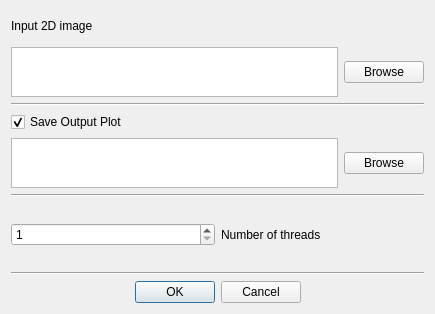
This is src/QT/newdialog.ui in phcerdan/FFTRadialIntensity as Qt 5 draws it before an edit. The edited form follows.
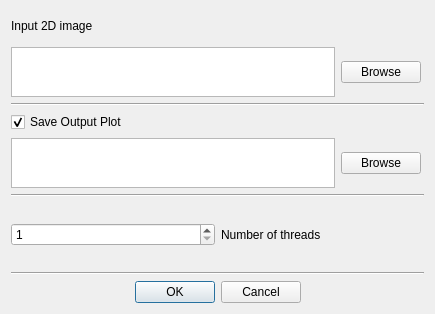
This is the edited form.

The edit to the form file:
```diff
--- a/src/QT/newdialog.ui
+++ b/src/QT/newdialog.ui
@@ -21,6 +21,9 @@
        <property name="sizeConstraint">
         <enum>QLayout::SetDefaultConstraint</enum>
        </property>
+       <property name="rightMargin">
+        <number>3</number>
+       </property>
        <item>
         <widget class="QPlainTextEdit" name="plainTextEdit">
          <property name="maximumSize">
@@ -115,7 +118,10 @@
       </widget>
      </item>
      <item row="4" column="0">
-      <layout class="QHBoxLayout" name="horizontalLayout_2">
+      <layout class="QHBoxLayout" name="horizontalLayoutOutput">
+       <property name="rightMargin">
+        <number>3</number>
+       </property>
        <item>
         <widget class="QPlainTextEdit" name="plainTextEdit_2">
          <property name="maximumSize">
```
Left out of the diff: 20 changed lines with no effect on the pictures.
